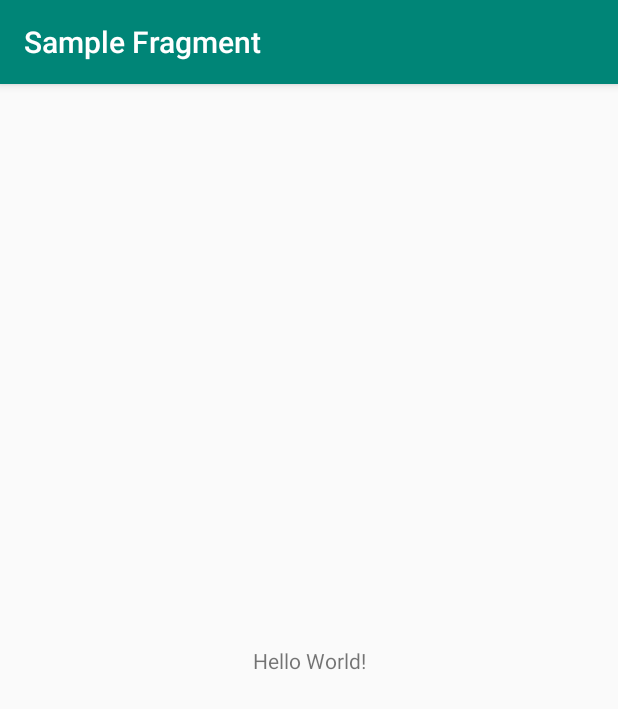
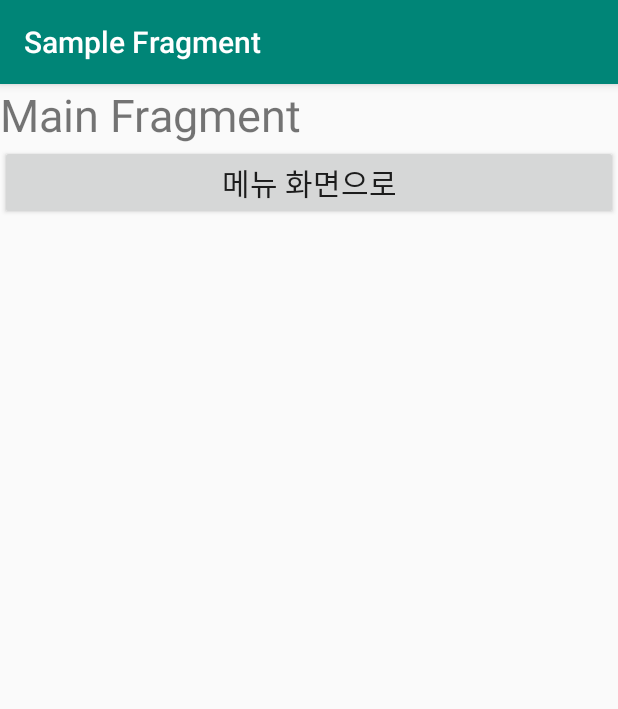
Before and after one commit to gardenk11181/sample_fragment, an Android app: the screen it shows after launch (MainActivity), on a phone screen of 412 x 824 dp. Shown: the top 709 px of the screen. Run offline under Robolectric (Android 15) with nearby library versions, the phone set to English and light mode, and no system bars.

Commit message:
Add Fragment

```diff
--- a/app/build.gradle
+++ b/app/build.gradle
@@ -23,6 +23,7 @@ dependencies {
     implementation fileTree(dir: 'libs', include: ['*.jar'])
     implementation 'androidx.appcompat:appcompat:1.0.2'
     implementation 'androidx.constraintlayout:constraintlayout:1.1.3'
+    implementation 'androidx.legacy:legacy-support-v4:1.0.0'
     testImplementation 'junit:junit:4.12'
     androidTestImplementation 'androidx.test.ext:junit:1.1.0'
     androidTestImplementation 'androidx.test.espresso:espresso-core:3.1.1'
--- /dev/null
+++ b/app/src/main/java/com/gardenlab/samplefragment/MainFragment.java
@@ -0,0 +1,23 @@
+package com.gardenlab.samplefragment;
+
+import android.content.Context;
+import android.net.Uri;
+import android.os.Bundle;
+
+import androidx.fragment.app.Fragment;
+
+import android.view.LayoutInflater;
+import android.view.View;
+import android.view.ViewGroup;
+
+public class MainFragment extends Fragment {
+
+    @Override
+    public View onCreateView(LayoutInflater inflater, ViewGroup container,
+                             Bundle savedInstanceState) {
+        // Inflate the layout for this fragment
+        return inflater.inflate(R.layout.fragment_main, container, false);
+    }
+
+
+}
--- a/app/src/main/res/layout/activity_main.xml
+++ b/app/src/main/res/layout/activity_main.xml
@@ -1,18 +1,16 @@
 <?xml version="1.0" encoding="utf-8"?>
-<androidx.constraintlayout.widget.ConstraintLayout xmlns:android="http://schemas.android.com/apk/res/android"
+<RelativeLayout xmlns:android="http://schemas.android.com/apk/res/android"
     xmlns:app="http://schemas.android.com/apk/res-auto"
     xmlns:tools="http://schemas.android.com/tools"
     android:layout_width="match_parent"
     android:layout_height="match_parent"
-    tools:context=".MainActivity">
+    tools:context=".MainActivity"
+    android:id="@+id/container">
 
-    <TextView
-        android:layout_width="wrap_content"
-        android:layout_height="wrap_content"
-        android:text="Hello World!"
-        app:layout_constraintBottom_toBottomOf="parent"
-        app:layout_constraintLeft_toLeftOf="parent"
-        app:layout_constraintRight_toRightOf="parent"
-        app:layout_constraintTop_toTopOf="parent" />
+    <fragment
+        android:id="@+id/mainFragment"
+        android:layout_width="match_parent"
+        android:layout_height="match_parent"
+        android:name="com.gardenlab.samplefragment.MainFragment"/>
 
-</androidx.constraintlayout.widget.ConstraintLayout>
+</RelativeLayout>
--- /dev/null
+++ b/app/src/main/res/layout/fragment_main.xml
@@ -0,0 +1,22 @@
+<?xml version="1.0" encoding="utf-8"?>
+<LinearLayout xmlns:android="http://schemas.android.com/apk/res/android"
+    xmlns:tools="http://schemas.android.com/tools"
+    android:layout_width="match_parent"
+    android:layout_height="match_parent"
+    tools:context=".MainFragment"
+    android:orientation="vertical">
+
+    <!-- TODO: Update blank fragment layout -->
+    <TextView
+        android:layout_width="match_parent"
+        android:layout_height="wrap_content"
+        android:text="Main Fragment"
+        android:textSize="30sp"/>
+
+    <Button
+        android:layout_width="match_parent"
+        android:layout_height="wrap_content"
+        android:text="메뉴 화면으로"
+        android:textSize="20sp"/>
+
+</LinearLayout>
--- a/app/src/main/res/values/strings.xml
+++ b/app/src/main/res/values/strings.xml
@@ -1,3 +1,6 @@
 <resources>
     <string name="app_name">Sample Fragment</string>
+
+    <!-- TODO: Remove or change this placeholder text -->
+    <string name="hello_blank_fragment">Hello blank fragment</string>
 </resources>
```
